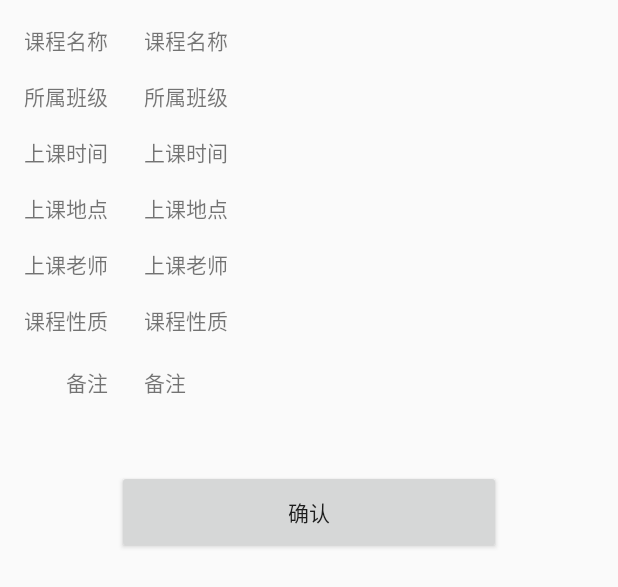
After one commit to HsOjo/OjoCourseAndroid, an Android app: the layout dialog_course.xml on its own in the app's theme, with its tools: preview values and no code run, on a phone screen of 412 x 824 dp. The commit adds this screen. Shown: the top 587 px of the screen. Run offline under Robolectric (Android 15) with nearby library versions, the phone set to English and light mode, and no system bars.

Commit message:
Finish Course.

```diff
--- /dev/null
+++ b/app/src/main/res/layout/dialog_course.xml
@@ -0,0 +1,152 @@
+<?xml version="1.0" encoding="utf-8"?>
+<androidx.constraintlayout.widget.ConstraintLayout xmlns:android="http://schemas.android.com/apk/res/android"
+    xmlns:app="http://schemas.android.com/apk/res-auto"
+    xmlns:tools="http://schemas.android.com/tools"
+    android:layout_width="match_parent"
+    android:layout_height="match_parent"
+    android:paddingBottom="16dp">
+
+    <TextView
+        android:id="@+id/tv_title_type"
+        android:layout_width="wrap_content"
+        android:layout_height="wrap_content"
+        android:layout_marginStart="16dp"
+        android:layout_marginTop="16dp"
+        android:text="@string/type"
+        app:layout_constraintStart_toStartOf="parent"
+        app:layout_constraintTop_toBottomOf="@+id/tv_teacher" />
+
+    <TextView
+        android:id="@+id/tv_type"
+        android:layout_width="wrap_content"
+        android:layout_height="wrap_content"
+        android:layout_marginStart="24dp"
+        android:text="@string/type"
+        app:layout_constraintStart_toEndOf="@+id/tv_title_type"
+        app:layout_constraintTop_toTopOf="@+id/tv_title_type" />
+
+    <TextView
+        android:id="@+id/tv_title_teacher"
+        android:layout_width="wrap_content"
+        android:layout_height="wrap_content"
+        android:layout_marginStart="16dp"
+        android:layout_marginTop="16dp"
+        android:text="@string/teacher"
+        app:layout_constraintStart_toStartOf="parent"
+        app:layout_constraintTop_toBottomOf="@+id/tv_place" />
+
+    <TextView
+        android:id="@+id/tv_teacher"
+        android:layout_width="wrap_content"
+        android:layout_height="wrap_content"
+        android:layout_marginStart="24dp"
+        android:text="@string/teacher"
+        app:layout_constraintStart_toEndOf="@+id/tv_title_teacher"
+        app:layout_constraintTop_toTopOf="@+id/tv_title_teacher" />
+
+    <TextView
+        android:id="@+id/tv_title_remark"
+        android:layout_width="wrap_content"
+        android:layout_height="wrap_content"
+        android:layout_marginStart="44dp"
+        android:layout_marginTop="20dp"
+        android:text="@string/remark"
+        app:layout_constraintStart_toStartOf="parent"
+        app:layout_constraintTop_toBottomOf="@+id/tv_type" />
+
+    <TextView
+        android:id="@+id/tv_remark"
+        android:layout_width="wrap_content"
+        android:layout_height="wrap_content"
+        android:layout_marginStart="24dp"
+        android:text="@string/remark"
+        app:layout_constraintStart_toEndOf="@+id/tv_title_remark"
+        app:layout_constraintTop_toTopOf="@+id/tv_title_remark" />
+
+    <TextView
+        android:id="@+id/tv_title_place"
+        android:layout_width="wrap_content"
+        android:layout_height="wrap_content"
+        android:layout_marginStart="16dp"
+        android:layout_marginTop="16dp"
+        android:text="@string/place"
+        app:layout_constraintStart_toStartOf="parent"
+        app:layout_constraintTop_toBottomOf="@+id/tv_title_time" />
+
+    <TextView
+        android:id="@+id/tv_place"
+        android:layout_width="wrap_content"
+        android:layout_height="wrap_content"
+        android:layout_marginStart="24dp"
+        android:text="@string/place"
+        app:layout_constraintStart_toEndOf="@+id/tv_title_place"
+        app:layout_constraintTop_toTopOf="@+id/tv_title_place" />
+
+    <TextView
+        android:id="@+id/tv_title_time"
+        android:layout_width="wrap_content"
+        android:layout_height="wrap_content"
+        android:layout_marginStart="16dp"
+        android:layout_marginTop="16dp"
+        android:text="@string/time"
+        app:layout_constraintStart_toStartOf="parent"
+        app:layout_constraintTop_toBottomOf="@+id/tv_title_class" />
+
+    <TextView
+        android:id="@+id/tv_time"
+        android:layout_width="wrap_content"
+        android:layout_height="wrap_content"
+        android:layout_marginStart="24dp"
+        android:text="@string/time"
+        app:layout_constraintStart_toEndOf="@+id/tv_title_time"
+        app:layout_constraintTop_toTopOf="@+id/tv_title_time" />
+
+    <TextView
+        android:id="@+id/tv_title_class"
+        android:layout_width="wrap_content"
+        android:layout_height="wrap_content"
+        android:layout_marginStart="16dp"
+        android:layout_marginTop="16dp"
+        android:text="@string/class_"
+        app:layout_constraintStart_toStartOf="parent"
+        app:layout_constraintTop_toBottomOf="@+id/tv_title_name" />
+
+    <TextView
+        android:id="@+id/tv_class"
+        android:layout_width="wrap_content"
+        android:layout_height="wrap_content"
+        android:layout_marginStart="24dp"
+        android:text="@string/class_"
+        app:layout_constraintStart_toEndOf="@+id/tv_title_class"
+        app:layout_constraintTop_toTopOf="@+id/tv_title_class" />
+
+    <TextView
+        android:id="@+id/tv_title_name"
+        android:layout_width="wrap_content"
+        android:layout_height="wrap_content"
+        android:layout_marginStart="16dp"
+        android:layout_marginTop="16dp"
+        android:text="@string/course"
+        app:layout_constraintStart_toStartOf="parent"
+        app:layout_constraintTop_toTopOf="parent" />
+
+    <TextView
+        android:id="@+id/tv_name"
+        android:layout_width="wrap_content"
+        android:layout_height="wrap_content"
+        android:layout_marginStart="24dp"
+        android:text="@string/course"
+        app:layout_constraintStart_toEndOf="@+id/tv_title_name"
+        app:layout_constraintTop_toTopOf="@+id/tv_title_name" />
+
+    <Button
+        android:id="@+id/btn_confirm"
+        android:layout_width="256dp"
+        android:layout_height="56dp"
+        android:layout_marginTop="48dp"
+        android:text="@string/confirm"
+        app:layout_constraintEnd_toEndOf="parent"
+        app:layout_constraintHorizontal_bias="0.498"
+        app:layout_constraintStart_toStartOf="parent"
+        app:layout_constraintTop_toBottomOf="@+id/tv_remark" />
+</androidx.constraintlayout.widget.ConstraintLayout>
--- a/app/src/main/res/values/strings.xml
+++ b/app/src/main/res/values/strings.xml
@@ -15,4 +15,12 @@
     <string name="logout_success">注销成功</string>
     <string name="logout_failed">注销失败。</string>
     <string name="query">查询</string>
+    <string name="course">课程名称</string>
+    <string name="class_">所属班级</string>
+    <string name="time">上课时间</string>
+    <string name="place">上课地点</string>
+    <string name="remark">备注</string>
+    <string name="teacher">上课老师</string>
+    <string name="type">课程性质</string>
+    <string name="confirm">确认</string>
 </resources>
```
Also changed, not shown: app/src/main/java/com/hsojo/ojocourse/adapters/CourseListAdapter.java (+13 -4 lines), app/src/main/java/com/hsojo/ojocourse/dialogs/CourseDialog.java (added, +73 -0 lines), app/src/main/java/com/hsojo/ojocourse/fragments/ScheduleFragment.java (+18 -8 lines), app/src/main/res/layout/item_course.xml (+9 -9 lines).
